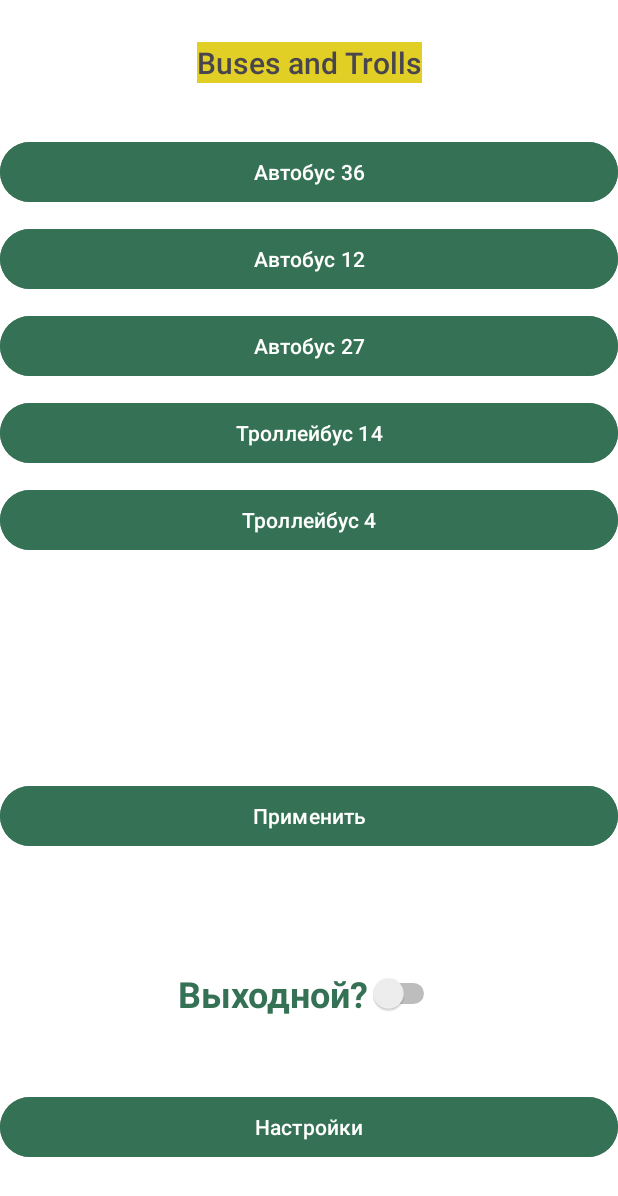
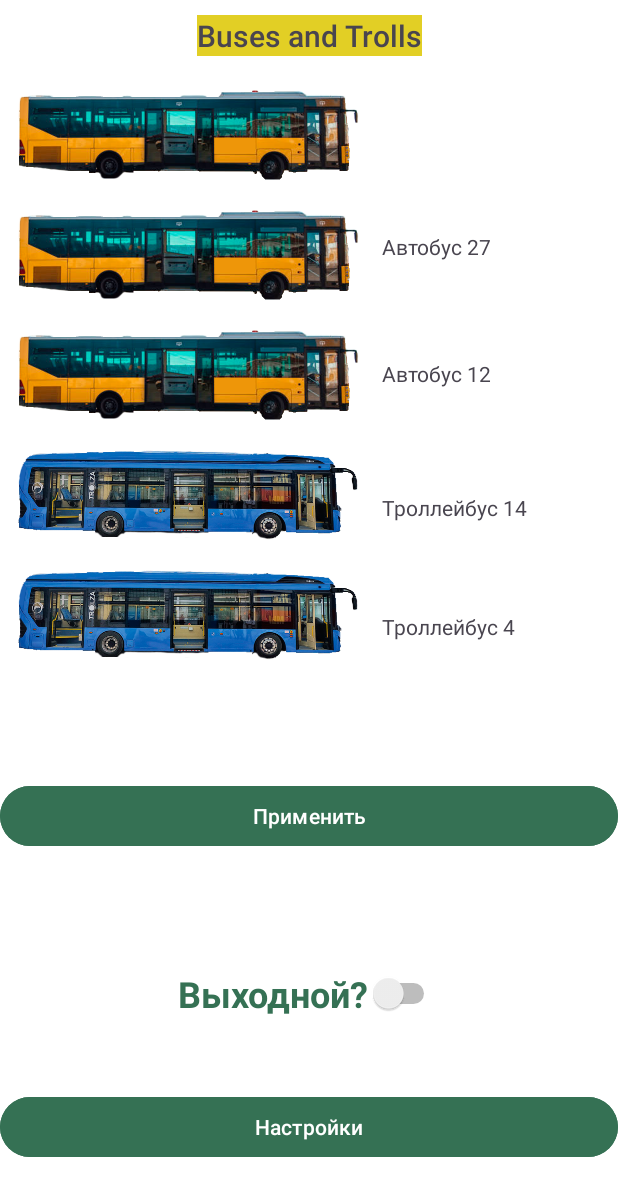
Before and after one commit to Bob-Jacka/AndroidSeeBuses, an Android app: the screen it shows after launch (MainActivity), on a phone screen of 412 x 824 dp. Shown: the top 1196 px of the screen. Run offline under Robolectric (Android 15) with nearby library versions, the phone set to English and light mode, and no system bars.

Commit message:
maybe last commit on arch

```diff
--- a/app/src/main/java/com/example/seebuses/MainActivity.java
+++ b/app/src/main/java/com/example/seebuses/MainActivity.java
@@ -10,6 +10,7 @@ import android.util.Log;
 import android.view.View;
 import android.widget.Button;
 import android.widget.CheckBox;
+import android.widget.ImageButton;
 import android.widget.Switch;
 import android.widget.TextView;
 import android.widget.Toast;
@@ -25,8 +26,8 @@ public class MainActivity extends AppCompatActivity {
     private String transportURI = "https://igis-transport.ru/";
 
     private Switch isWeekend;
-    private Button bus36;
-    private Button troll14;
+    private ImageButton bus36;
+    private ImageButton troll14;
 
     @Override
     protected void onCreate(Bundle savedInstanceState) {
@@ -39,11 +40,11 @@ public class MainActivity extends AppCompatActivity {
 
     public void applyChanges(View view) {
         if(isWeekend.isChecked()) {
-            bus36.setVisibility(View.INVISIBLE);
-            troll14.setVisibility(View.INVISIBLE);
+            bus36.setVisibility(View.GONE);
+            troll14.setVisibility(View.GONE);
             Toast.makeText(this, "Apply changes", Toast.LENGTH_LONG).show();
 
-        } else if ((bus36.getVisibility() == View.INVISIBLE && troll14.getVisibility() == View.INVISIBLE) && !isWeekend.isChecked()) {
+        } else if ((bus36.getVisibility() == View.GONE && troll14.getVisibility() == View.GONE) && !isWeekend.isChecked()) {
             bus36.setVisibility(View.VISIBLE);
             troll14.setVisibility(View.VISIBLE);
 
--- a/app/src/main/res/layout/activity_main.xml
+++ b/app/src/main/res/layout/activity_main.xml
@@ -11,7 +11,7 @@
         android:id="@+id/Title"
         android:layout_width="wrap_content"
         android:layout_height="wrap_content"
-        android:layout_marginTop="28dp"
+        android:layout_marginTop="10dp"
         android:autoSizeMaxTextSize="30sp"
         android:background="#E2CF25"
         android:fontFamily="sans-serif-medium"
@@ -23,6 +23,7 @@
         app:layout_constraintTop_toTopOf="parent" />
 
     <androidx.constraintlayout.widget.ConstraintLayout
+        android:id="@+id/constraintLayout"
         android:layout_width="match_parent"
         android:layout_height="match_parent"
         android:layout_marginTop="500dp"
@@ -50,9 +51,9 @@
             android:layout_width="match_parent"
             android:layout_height="wrap_content"
             android:layout_marginTop="20dp"
+            android:backgroundTint="@color/busButtonColor"
             android:onClick="applyChanges"
             android:text="@string/footerButtonText"
-            android:backgroundTint="@color/busButtonColor"
             app:layout_constraintEnd_toEndOf="parent"
             app:layout_constraintStart_toStartOf="parent"
             app:layout_constraintTop_toTopOf="parent" />
@@ -62,19 +63,19 @@
             android:layout_width="match_parent"
             android:layout_height="wrap_content"
             android:backgroundTint="@color/busButtonColor"
+            android:onClick="goSettings"
             android:text="@string/settingsName"
             app:layout_constraintBottom_toBottomOf="parent"
             app:layout_constraintEnd_toEndOf="parent"
-            android:onClick="goSettings"
             app:layout_constraintStart_toStartOf="parent"
             app:layout_constraintTop_toBottomOf="@+id/checkBox" />
     </androidx.constraintlayout.widget.ConstraintLayout>
 
     <LinearLayout
         android:id="@+id/linearLayout"
-        android:layout_width="match_parent"
-        android:layout_height="match_parent"
-        android:layout_marginTop="75dp"
+        android:layout_width="255dp"
+        android:layout_height="wrap_content"
+        android:layout_marginTop="50dp"
         android:layout_marginBottom="250dp"
         android:clickable="true"
         android:orientation="vertical"
@@ -83,51 +84,110 @@
         app:layout_constraintTop_toTopOf="parent"
         app:layout_constraintVertical_bias="0.0">
 
-        <Button
+        <ImageButton
             android:id="@+id/bus36"
-            android:layout_width="match_parent"
-            android:layout_height="wrap_content"
-            android:layout_marginTop="15sp"
-            android:backgroundTint="@color/busButtonColor"
+            android:layout_width="255dp"
+            android:layout_height="80sp"
+            android:backgroundTintMode="add"
+            android:maxWidth="50dp"
+            android:maxHeight="10.0dp"
             android:onClick="seeTransport36"
+            android:scaleType="fitStart"
+            android:src="@drawable/bus"
             android:text="@string/bus36" />
 
-        <Button
+        <ImageButton
             android:id="@+id/bus12"
-            android:layout_width="match_parent"
-            android:layout_height="wrap_content"
-            android:backgroundTint="@color/busButtonColor"
-            android:layout_marginTop="10sp"
+            android:layout_width="255dp"
+            android:layout_height="80sp"
+            android:backgroundTintMode="add"
+            android:maxWidth="50dp"
             android:onClick="seeTransport12"
+            android:scaleType="fitStart"
+            android:src="@drawable/bus"
             android:text="@string/bus12" />
 
-        <Button
+        <ImageButton
             android:id="@+id/bus27"
-            android:layout_width="match_parent"
-            android:layout_height="wrap_content"
-            android:backgroundTint="@color/busButtonColor"
-            android:layout_marginTop="10sp"
+            android:layout_width="255dp"
+            android:layout_height="80sp"
+            android:backgroundTintMode="add"
+            android:maxWidth="50dp"
             android:onClick="seeTransport27"
+            android:scaleType="fitStart"
+            android:src="@drawable/bus"
             android:text="@string/bus27" />
 
-        <Button
+        <ImageButton
             android:id="@+id/troll14"
-            android:layout_width="match_parent"
-            android:layout_height="wrap_content"
-            android:backgroundTint="@color/busButtonColor"
-            android:layout_marginTop="10sp"
-            android:onClick="seeTransport14"
+            android:layout_width="255dp"
+            android:layout_height="80sp"
+            android:backgroundTintMode="add"
+            android:maxWidth="50dp"
+            android:onClick="seeTransport12"
+            android:scaleType="fitStart"
+            android:src="@drawable/troll"
             android:text="@string/troll14" />
 
-        <Button
+        <ImageButton
             android:id="@+id/troll4"
-            android:layout_width="match_parent"
-            android:layout_height="wrap_content"
-            android:backgroundTint="@color/busButtonColor"
-            android:layout_marginTop="10sp"
-            android:onClick="seeTransport4"
+            android:layout_width="255dp"
+            android:layout_height="80sp"
+            android:backgroundTintMode="add"
+            android:maxWidth="50dp"
+            android:onClick="seeTransport12"
+            android:scaleType="fitStart"
+            android:src="@drawable/troll"
             android:text="@string/troll4" />
+
 
     </LinearLayout>
 
+    <LinearLayout
+        android:layout_width="158dp"
+        android:layout_height="match_parent"
+        android:layout_marginTop="50dp"
+        android:layout_marginBottom="209dp"
+        android:orientation="vertical"
+        app:layout_constraintBottom_toTopOf="@+id/constraintLayout"
+        app:layout_constraintEnd_toEndOf="parent"
+        app:layout_constraintStart_toEndOf="@+id/linearLayout"
+        app:layout_constraintTop_toTopOf="parent">
+
+        <TextView
+            android:id="@+id/textView5"
+            android:layout_width="match_parent"
+            android:layout_height="wrap_content"
+            android:layout_marginTop="35dp"
+            tools:text="@string/bus36" />
+
+        <TextView
+            android:id="@+id/textView4"
+            android:layout_width="match_parent"
+            android:layout_height="wrap_content"
+            android:layout_marginTop="50dp"
+            android:text="@string/bus27" />
+
+        <TextView
+            android:id="@+id/textView3"
+            android:layout_width="match_parent"
+            android:layout_height="wrap_content"
+            android:layout_marginTop="65dp"
+            android:text="@string/bus12" />
+
+        <TextView
+            android:id="@+id/textView2"
+            android:layout_width="match_parent"
+            android:layout_height="wrap_content"
+            android:layout_marginTop="70dp"
+            android:text="@string/troll14" />
+
+        <TextView
+            android:id="@+id/textView"
+            android:layout_width="match_parent"
+            android:layout_height="wrap_content"
+            android:layout_marginTop="60dp"
+            android:text="@string/troll4" />
+    </LinearLayout>
+
 </androidx.constraintlayout.widget.ConstraintLayout>
```
Also changed, not shown: app/src/main/res/drawable/bus.png (added), app/src/main/res/drawable/tram.png (added), app/src/main/res/drawable/troll.png (added).
